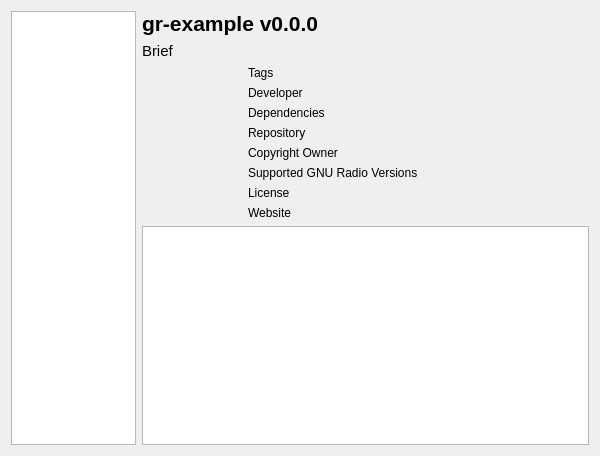
Old version of the form grc/gui_qt/resources/oot_browser.ui in the repository prowess-vu/gnuradio.
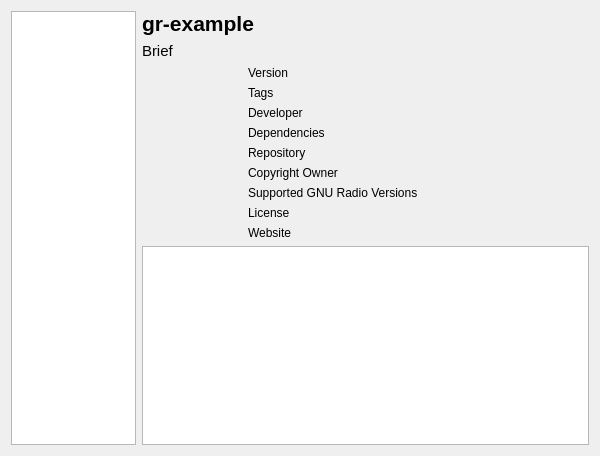
New version of the form. Icons and pictures are not drawn.

Commit message: grcqt: Add OOT version as a browser field

Patch:
```diff
--- a/grc/gui_qt/resources/oot_browser.ui
+++ b/grc/gui_qt/resources/oot_browser.ui
@@ -59,7 +59,7 @@
           </font>
          </property>
          <property name="text">
-          <string>gr-example v0.0.0</string>
+          <string>gr-example</string>
          </property>
          <property name="wordWrap">
           <bool>false</bool>
@@ -119,6 +119,13 @@
          </item>
          <item>
           <layout class="QVBoxLayout" name="verticalLayout_2">
+           <item>
+            <widget class="QLabel" name="version_label">
+             <property name="text">
+              <string>Version</string>
+             </property>
+            </widget>
+           </item>
            <item>
             <widget class="QLabel" name="tags_label">
              <property name="text">
```
The commit also changes 1 other file.
